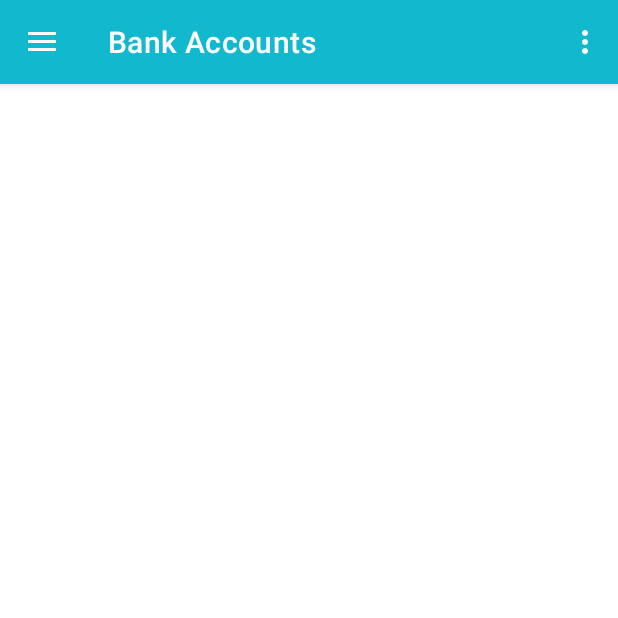
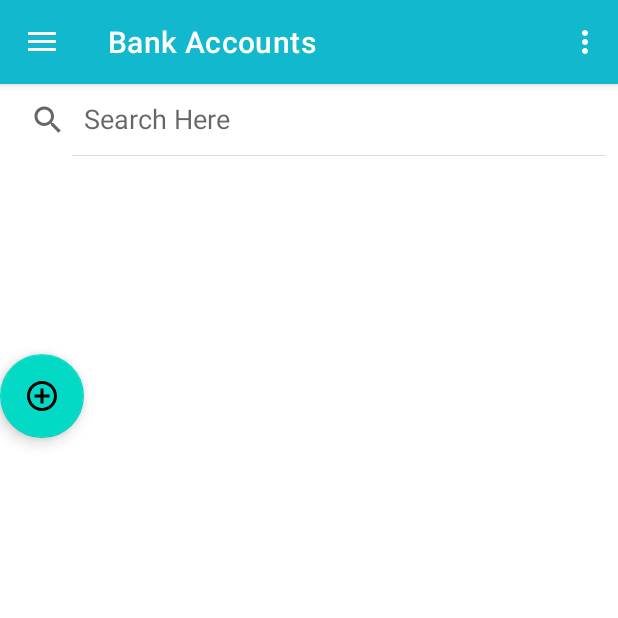
Before and after one commit to NovykovaNatalia/SmartNote, an Android app: the screen it shows after launch (MainActivity), in the side drawer, after a tap on "Bank Accounts", on a phone screen of 412 x 824 dp, the top half of it. Run offline under Robolectric (Android 15) with nearby library versions, the phone set to English and light mode, and no system bars; our stand-ins replace navigation-ui.

Commit message:
Implemenet bank_account features.

```diff
--- a/app/build.gradle
+++ b/app/build.gradle
@@ -50,5 +50,9 @@ dependencies {
     androidTestImplementation 'androidx.test.ext:junit:1.1.2'
     androidTestImplementation 'androidx.test.espresso:espresso-core:3.3.0'
     implementation 'com.google.code.gson:gson:2.8.5'
+    implementation 'androidx.cardview:cardview:1.0.0'
+    implementation "androidx.recyclerview:recyclerview:1.1.0"
+    // For control over item selection of both touch and mouse driven selection
+    implementation "androidx.recyclerview:recyclerview-selection:1.1.0"
 
 }
--- a/app/src/main/java/com/example/smartnote2/ui/shopping/ShoppingFragment.kt
+++ b/app/src/main/java/com/example/smartnote2/ui/shopping/ShoppingFragment.kt
@@ -42,8 +42,7 @@ class ShoppingFragment : Fragment() {
 
 
         clearElements()
-
-        arrayAdapter =
+        arrayAdapter=
             context?.let { ArrayAdapter<String>(it, android.R.layout.simple_list_item_1, list) }!!
 
         arrayAdapter.notifyDataSetChanged()
--- a/app/src/main/res/layout/fragment_bank_account.xml
+++ b/app/src/main/res/layout/fragment_bank_account.xml
@@ -1,22 +1,33 @@
 <?xml version="1.0" encoding="utf-8"?>
-<androidx.constraintlayout.widget.ConstraintLayout xmlns:android="http://schemas.android.com/apk/res/android"
-    xmlns:app="http://schemas.android.com/apk/res-auto"
+<LinearLayout xmlns:android="http://schemas.android.com/apk/res/android"
     xmlns:tools="http://schemas.android.com/tools"
     android:layout_width="match_parent"
     android:layout_height="match_parent"
-    tools:context=".ui.bank_account.BankAccountFragment">
-
-    <TextView
-        android:id="@+id/text_slideshow"
+    tools:context=".MainActivity"
+    android:orientation="vertical">
+    <SearchView
+        android:id="@+id/searchView"
         android:layout_width="match_parent"
         android:layout_height="wrap_content"
-        android:layout_marginStart="8dp"
-        android:layout_marginTop="8dp"
-        android:layout_marginEnd="8dp"
-        android:textAlignment="center"
-        android:textSize="20sp"
-        app:layout_constraintBottom_toBottomOf="parent"
-        app:layout_constraintEnd_toEndOf="parent"
-        app:layout_constraintStart_toStartOf="parent"
-        app:layout_constraintTop_toTopOf="parent" />
-</androidx.constraintlayout.widget.ConstraintLayout>
+        android:layout_alignParentTop="true"
+        android:iconifiedByDefault="false"
+        android:queryHint="Search Here" />
+
+    <androidx.recyclerview.widget.RecyclerView
+        android:id="@+id/recyclerView"
+        android:layout_width="match_parent"
+        tools:listitem="@layout/item_bank_account"
+        android:layout_height="wrap_content"
+        android:layout_margin="5dp" />
+
+    <com.google.android.material.floatingactionbutton.FloatingActionButton
+        android:id="@+id/floating_btn_bank_account"
+        android:layout_width="wrap_content"
+        android:layout_height="wrap_content"
+        android:layout_below="@+id/line_three"
+        android:layout_alignParentRight="true"
+        android:layout_marginTop="121dp"
+        android:layout_marginRight="50dp"
+        android:src="@drawable/ic_baseline_add_circle_outline" />
+
+</LinearLayout>
```
Also changed, not shown: app/src/main/java/com/example/smartnote2/ui/bank_account/BankAccountFragment.kt (+77 -3 lines), app/src/main/java/com/example/smartnote2/ui/bank_account/Card.kt (added, +8 -0 lines), app/src/main/java/com/example/smartnote2/ui/bank_account/CustomRecyclerAdapter.kt (added, +50 -0 lines), app/src/main/java/com/example/smartnote2/ui/holiday/HolidayFragment.kt (+13 -6 lines), app/src/main/res/drawable/ic_baseline_add_circle_outline_24.xml (added, +10 -0 lines), app/src/main/res/drawable/ic_baseline_search_24.xml (added, +10 -0 lines), app/src/main/res/drawable/round_corner.xml (added, +12 -0 lines), app/src/main/res/layout/bank_account_dialog.xml (added, +65 -0 lines), app/src/main/res/layout/fragment_holiday.xml (+7 -14 lines), app/src/main/res/layout/item_bank_account.xml (added, +52 -0 lines), app/src/main/res/menu/toolbar_menu.xml (added, +10 -0 lines), app/src/main/res/menu/drawer_menu.xml (renamed from app/src/main/res/drawable/drawer_menu.xml).
